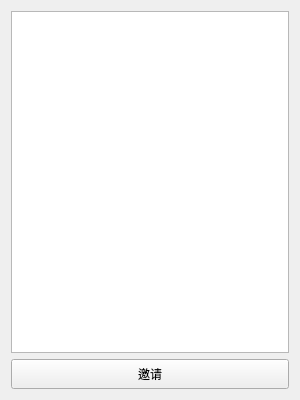
Qt form movie_client/invite.ui (GuThree/movie_client) before a commit.
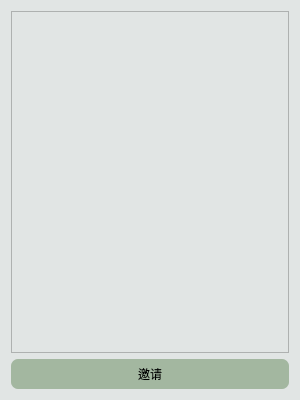
The same form after that commit.

```diff
--- a/movie_client/invite.ui
+++ b/movie_client/invite.ui
@@ -25,6 +25,9 @@
   <property name="windowTitle">
    <string>Form</string>
   </property>
+  <property name="styleSheet">
+   <string notr="true">background-color:rgb(225, 229, 228);</string>
+  </property>
   <layout class="QVBoxLayout" name="verticalLayout">
    <item>
     <widget class="QListWidget" name="listWidget"/>
@@ -37,6 +40,11 @@
        <height>30</height>
       </size>
      </property>
+     <property name="styleSheet">
+      <string notr="true">background-color:rgb(163, 183, 160);
+font: 11pt &quot;黑体&quot;;
+border-radius:7px;</string>
+     </property>
      <property name="text">
       <string>邀请</string>
      </property>
```
